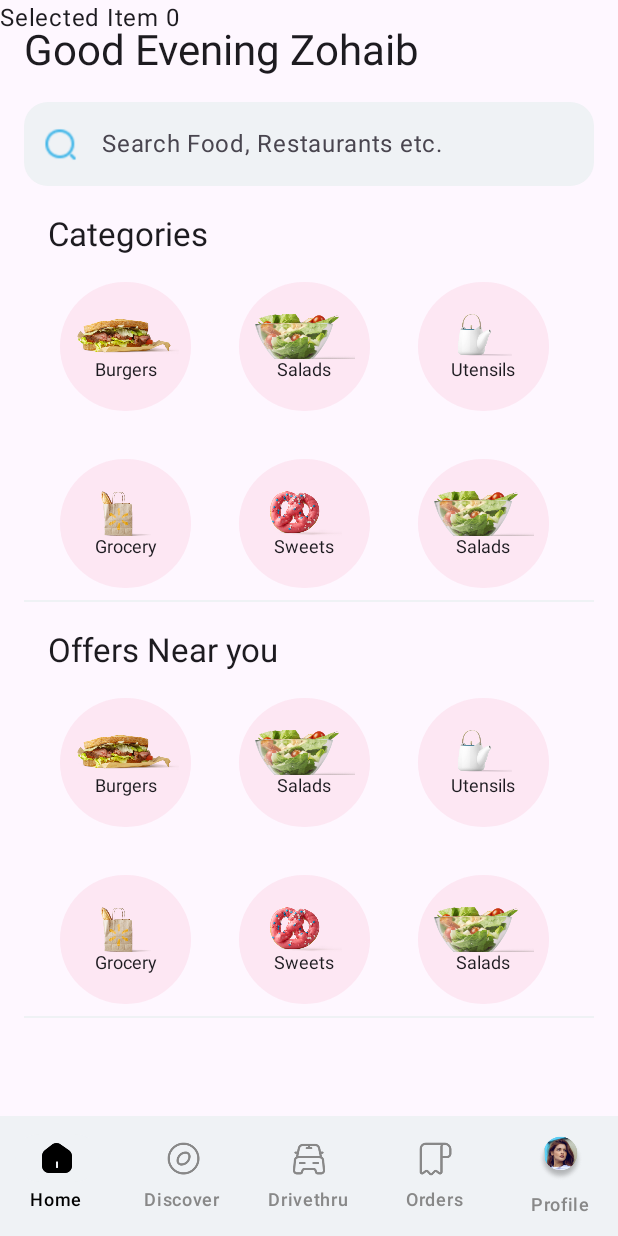
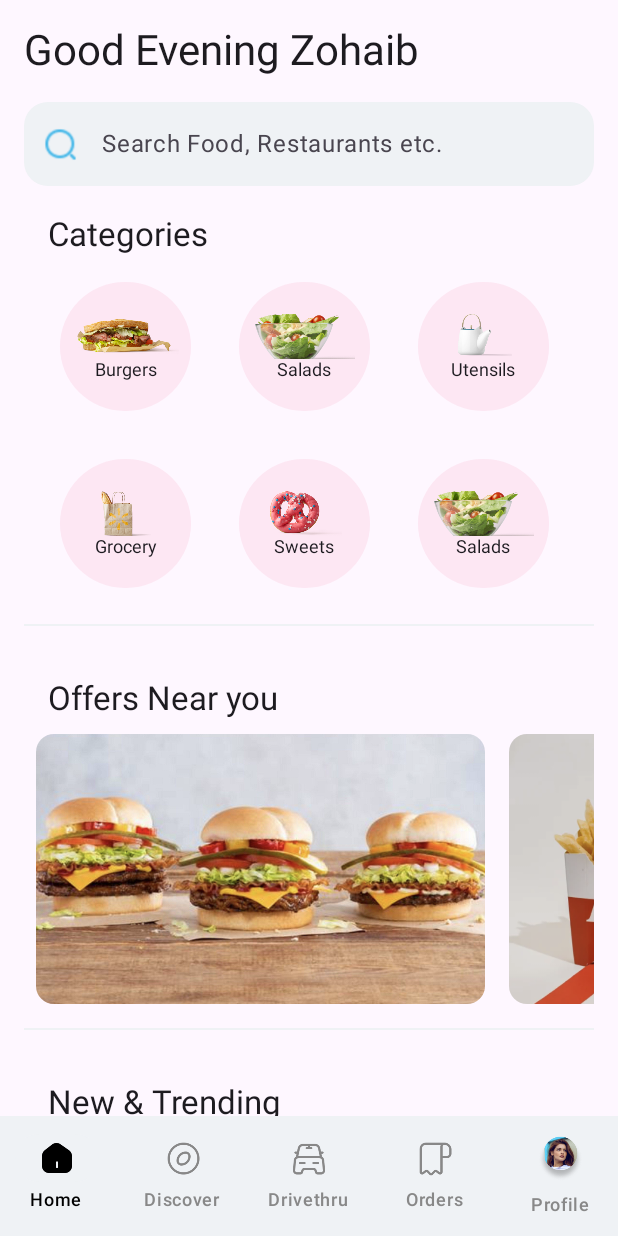
Before and after one commit to zabi90/Jetpack-compose, an Android app built with Jetpack Compose: the MainScreen screen opened through its navigation route, on a phone screen of 412 x 824 dp. Run offline under Robolectric (Android 15) with nearby library versions, the phone set to English and light mode, and no system bars.

Commit message:
WIP : HOME

```diff
--- a/app/src/main/java/com/example/composejourney/screens/HomeScreen.kt
+++ b/app/src/main/java/com/example/composejourney/screens/HomeScreen.kt
@@ -1,6 +1,7 @@
 package com.example.composejourney.screens
 
 import android.icu.text.CaseMap.Title
+import androidx.annotation.DrawableRes
 import androidx.annotation.StringRes
 import androidx.compose.foundation.Image
 import androidx.compose.foundation.layout.Arrangement
@@ -11,11 +12,15 @@ import androidx.compose.foundation.layout.height
 import androidx.compose.foundation.layout.padding
 import androidx.compose.foundation.layout.paddingFromBaseline
 import androidx.compose.foundation.layout.size
+import androidx.compose.foundation.layout.width
+import androidx.compose.foundation.lazy.LazyRow
 import androidx.compose.foundation.lazy.grid.GridCells
 import androidx.compose.foundation.lazy.grid.LazyHorizontalGrid
 import androidx.compose.foundation.lazy.grid.items
+import androidx.compose.foundation.rememberScrollState
 import androidx.compose.foundation.shape.CircleShape
 import androidx.compose.foundation.shape.RoundedCornerShape
+import androidx.compose.foundation.verticalScroll
 import androidx.compose.material3.Divider
 import androidx.compose.material3.ExperimentalMaterial3Api
 import androidx.compose.material3.Icon
@@ -27,6 +32,7 @@ import androidx.compose.material3.TextFieldDefaults
 import androidx.compose.runtime.Composable
 import androidx.compose.ui.Alignment
 import androidx.compose.ui.Modifier
+import androidx.compose.ui.draw.clip
 import androidx.compose.ui.graphics.Color
 import androidx.compose.ui.layout.ContentScale
 import androidx.compose.ui.res.painterResource
@@ -50,7 +56,11 @@ import com.example.composejourney.ui.theme.Pink_12
 @Composable
 fun HomeScreen(navController: NavController) {
 
-    Column(modifier = Modifier.padding(start = 16.dp, end = 16.dp)) {
+    Column(
+        modifier = Modifier
+            .padding(start = 16.dp, end = 16.dp)
+            .verticalScroll(rememberScrollState()),
+    ) {
 
         Text(
             modifier = Modifier.padding(top = 16.dp),
@@ -91,7 +101,11 @@ fun HomeScreen(navController: NavController) {
         }
 
         HomeSection(title = R.string.offers_near_your) {
-            CategoriesGrid()
+            OfferItemList()
+        }
+
+        HomeSection(title = R.string.new_trending) {
+            OfferItemList()
         }
     }
 }
@@ -121,7 +135,7 @@ fun HomeSection(
         )
         content()
 
-        Divider(color = Light_80)
+        Divider(color = Light_80, modifier = Modifier.padding(top = 16.dp, bottom = 16.dp))
     }
 }
 
@@ -135,7 +149,7 @@ val categories = listOf(
     Category("Salads", R.drawable.salads),
     Category("Sweets", R.drawable.sweets),
     Category("Utensils", R.drawable.utensils),
-    )
+)
 
 @Composable
 fun CategoriesGrid() {
@@ -202,6 +216,46 @@ fun CategoryItemPreview() {
 }
 
 @Composable
-fun OffersItem() {
+fun OffersItem(@DrawableRes imageId: Int) {
+    Image(
+        painter = painterResource(id = imageId),
+        contentDescription = null,
+        modifier = Modifier
+            .width(315.dp)
+            .height(180.dp)
+            .padding(start = 8.dp, end = 8.dp)
+            .clip(MaterialTheme.shapes.medium),
+        contentScale = ContentScale.Crop
+    )
+}
 
+@Preview
+@Composable
+fun OfferItemPreview() {
+    OffersItem(R.drawable.rectangle_burgers)
 }
+
+
+@Composable
+fun OfferItemList() {
+    LazyRow {
+        item {
+            OffersItem(R.drawable.rectangle_burgers)
+        }
+        item {
+            OffersItem(R.drawable.kfc_banner)
+        }
+        item {
+            OffersItem(R.drawable.rectangle_burgers)
+        }
+        item {
+            OffersItem(R.drawable.rectangle_burgers)
+        }
+    }
+}
+
+@Composable
+@Preview(showBackground = true)
+fun OfferItemListPreview() {
+    OfferItemList()
+}
--- a/app/src/main/java/com/example/composejourney/screens/MainScreen.kt
+++ b/app/src/main/java/com/example/composejourney/screens/MainScreen.kt
@@ -50,7 +50,7 @@ fun MainScreen(navController: NavController) {
                 else -> LoginScreen(navController = navController)
             }
 
-            Text(text = "Selected Item " + selectedItem)
+            //Text(text = "Selected Item " + selectedItem)
         }
     }
 }
--- a/app/src/main/res/values/strings.xml
+++ b/app/src/main/res/values/strings.xml
@@ -10,4 +10,5 @@
     <string name="or_login_using">Or Login Using :</string>
     <string name="login">Login</string>
     <string name="offers_near_your">Offers Near you</string>
+    <string name="new_trending"><![CDATA[New & Trending]]></string>
 </resources>
```
Also changed, not shown: app/src/main/res/drawable/kfc_banner.png (added).
